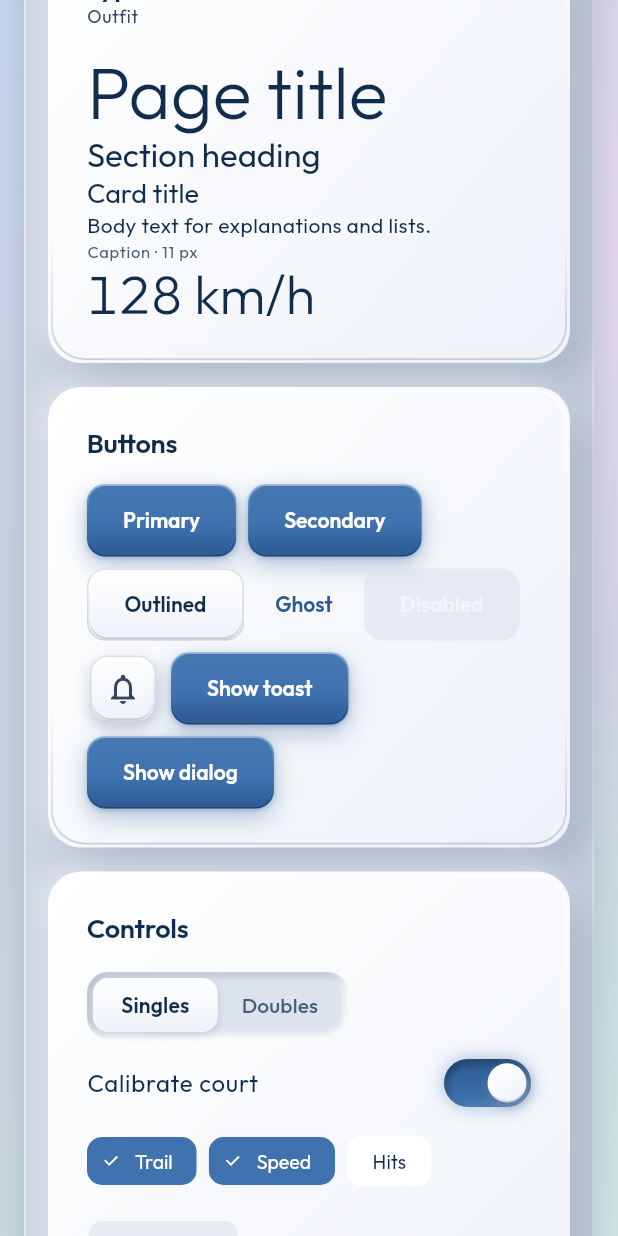
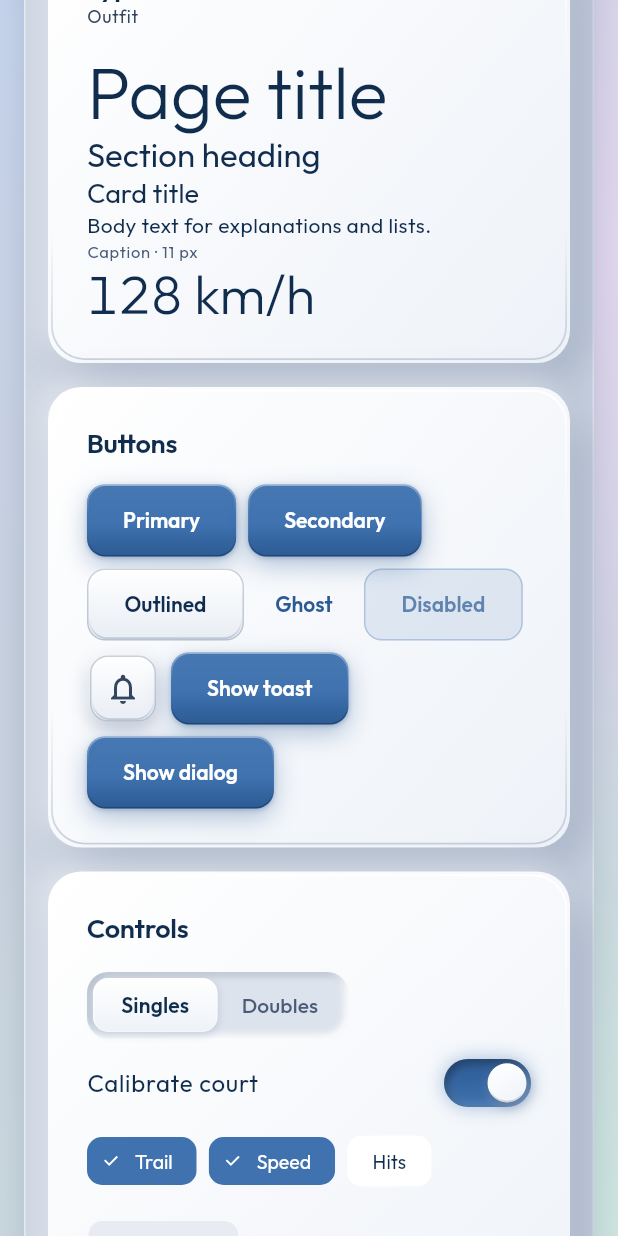
Before and after one commit to Mist10148/ShuttleSense, a Flutter app: the StyleguideScreen screen opened by its route, scrolled down 1152 dp, on a phone screen of 412 x 824 dp. Run offline on Flutter 3.47's test engine with Material 3 defaults, Android fonts, the phone set to English and light mode, and no system bars; our stand-ins replace camera, dio, file_picker, fl_chart, flutter_local_notifications, flutter_riverpod and 4 more; missing offline and left inert: media_kit, media_kit_video; accounts and stored records are empty.

Commit message:
fix(ui): clearer disabled and secondary buttons, readable two-line segments

```diff
--- a/app/lib/core/theme/app_theme.dart
+++ b/app/lib/core/theme/app_theme.dart
@@ -179,7 +179,8 @@ abstract final class AppTheme {
       TextStyle(fontFamily: fontFamily, fontSize: 14, fontWeight: FontWeight.w600),
     );
     const size = WidgetStatePropertyAll(Size(64, kMinTouchTarget));
-    Color disabledInk(Color c) => c.withValues(alpha: 0.45);
+    // Muted but still readable on the sunk disabled face.
+    Color disabledInk(Color c) => c.withValues(alpha: 0.55);
     WidgetStateProperty<Color> ink(Color c) => WidgetStateProperty.resolveWith(
       (s) => s.contains(WidgetState.disabled) ? disabledInk(c) : c,
     );
@@ -226,9 +227,25 @@ abstract final class AppTheme {
         ),
       ),
       filledButtonTheme: FilledButtonThemeData(
-        style: tactileButtonStyle(
-          TactileButtonKind.primary,
-        ).copyWith(minimumSize: size, textStyle: label, foregroundColor: ink(t.onPrimary)),
+        style: tactileButtonStyle(TactileButtonKind.primary).copyWith(
+          minimumSize: size,
+          textStyle: label,
+          // Disabled: the label in the button's own blue, readable on its pale tint.
+          foregroundColor: WidgetStateProperty.resolveWith(
+            (s) => s.contains(WidgetState.disabled)
+                ? (brightness == Brightness.dark
+                      ? Color.lerp(t.primary, Colors.white, 0.5)!.withValues(alpha: 0.85)
+                      : t.primaryDeep.withValues(alpha: 0.7))
+                : t.onPrimary,
+          ),
+          iconColor: WidgetStateProperty.resolveWith(
+            (s) => s.contains(WidgetState.disabled)
+                ? (brightness == Brightness.dark
+                      ? Color.lerp(t.primary, Colors.white, 0.5)!.withValues(alpha: 0.85)
+                      : t.primaryDeep.withValues(alpha: 0.7))
+                : t.onPrimary,
+          ),
+        ),
       ),
       outlinedButtonTheme: OutlinedButtonThemeData(
         style: tactileButtonStyle(
--- a/app/lib/shared/widgets/tactile.dart
+++ b/app/lib/shared/widgets/tactile.dart
@@ -115,12 +115,23 @@ class TactileButtonSurface extends StatelessWidget {
     final focused = states.contains(WidgetState.focused);
     final shape = BorderRadius.circular(radius);
 
+    final dark = Theme.of(context).brightness == Brightness.dark;
     BoxDecoration decoration;
     if (disabled) {
-      decoration = BoxDecoration(
-        color: kind == TactileButtonKind.ghost ? null : t.recess.withValues(alpha: 0.6),
-        borderRadius: shape,
-      );
+      decoration = switch (kind) {
+        // Still recognisably the main action, just not ready: a soft blue tint and edge.
+        TactileButtonKind.primary => BoxDecoration(
+          color: t.primary.withValues(alpha: dark ? 0.20 : 0.13),
+          borderRadius: shape,
+          border: Border.all(color: t.primary.withValues(alpha: dark ? 0.40 : 0.30)),
+        ),
+        // Sunk into the surface (an inner shadow is painted below), so it reads as "not now".
+        TactileButtonKind.secondary => BoxDecoration(
+          color: t.recess.withValues(alpha: dark ? 0.9 : 0.75),
+          borderRadius: shape,
+        ),
+        TactileButtonKind.ghost => BoxDecoration(borderRadius: shape),
+      };
     } else {
       switch (kind) {
         case TactileButtonKind.primary:
@@ -165,24 +176,31 @@ class TactileButtonSurface extends StatelessWidget {
         case TactileButtonKind.secondary:
           // A light key that stands clear of the card: a top-lit face, a fine edge and a
           // short drop shadow, so it does not melt into the surface behind it.
-          final dark = Theme.of(context).brightness == Brightness.dark;
+          // A clearer edge and a face a touch cooler than the card, so the key never
+          // melts into a white card.
           final edge = t.flat
               ? t.rim
               : (dark
-                    ? Colors.white.withValues(alpha: 0.08)
-                    : const Color(0xFF112D4E).withValues(alpha: 0.14));
+                    ? Colors.white.withValues(alpha: 0.12)
+                    : const Color(0xFF112D4E).withValues(alpha: 0.22));
           decoration = BoxDecoration(
-            gradient: pressed ? null : raisedGradient(t),
+            gradient: pressed
+                ? null
+                : LinearGradient(
+                    begin: Alignment.topCenter,
+                    end: Alignment.bottomCenter,
+                    colors: [t.raisedTop, Color.lerp(t.raisedBottom, t.recess, 0.35)!],
+                  ),
             color: pressed ? t.recess : null,
             borderRadius: shape,
-            border: Border.all(color: hovered ? t.primary.withValues(alpha: 0.45) : edge),
+            border: Border.all(color: hovered ? t.primary.withValues(alpha: 0.5) : edge),
             boxShadow: pressed
                 ? null
                 : [
                     BoxShadow(
                       color: t.shade,
-                      blurRadius: hovered ? 14 : 8,
-                      offset: Offset(0, hovered ? 6 : 3),
+                      blurRadius: hovered ? 14 : 10,
+                      offset: Offset(0, hovered ? 6 : 4),
                     ),
                     BoxShadow(
                       color: t.highlight.withValues(alpha: t.highlight.a * 0.8),
@@ -217,8 +235,10 @@ class TactileButtonSurface extends StatelessWidget {
         child: child,
       ),
     );
-    // A pressed secondary button sinks: an inner shadow along its top-left edge.
-    if (pressed && kind != TactileButtonKind.primary && !disabled) {
+    // A pressed secondary button sinks: an inner shadow along its top-left edge. A disabled
+    // one stays sunk.
+    if ((pressed && kind != TactileButtonKind.primary && !disabled) ||
+        (disabled && kind == TactileButtonKind.secondary)) {
       surface = CustomPaint(
         foregroundPainter: InsetPainter(
           radius: radius,
@@ -1166,6 +1186,7 @@ class DepthSegmented<T> extends StatelessWidget {
     this.onSelectionChanged,
     this.emptySelectionAllowed = false,
     this.compact = false,
+    this.wrapLabels = false,
   });
 
   final List<ButtonSegment<T>> segments;
@@ -1175,6 +1196,10 @@ class DepthSegmented<T> extends StatelessWidget {
 
   /// Smaller text and padding for tight rows.
   final bool compact;
+
+  /// Labels may take two centred lines (a taller tray) instead of being cut short: for a
+  /// narrow space where the text must stay full size.
+  final bool wrapLabels;
 
   @override
   Widget build(BuildContext context) {
@@ -1205,7 +1230,7 @@ class DepthSegmented<T> extends StatelessWidget {
     );
     return IntrinsicWidth(
       child: SizedBox(
-        height: kMinTouchTarget,
+        height: wrapLabels ? 64 : kMinTouchTarget,
         child: Stack(
           children: [
             Positioned.fill(
@@ -1244,6 +1269,7 @@ class DepthSegmented<T> extends StatelessWidget {
                         segment: s,
                         chosen: i == index,
                         compact: compact,
+                        wrap: wrapLabels,
                         onTap: onSelectionChanged == null || !s.enabled
                             ? null
                             : () {
@@ -1277,11 +1303,13 @@ class _DepthSegment<T> extends StatelessWidget {
     required this.compact,
     required this.onTap,
     required this.style,
+    this.wrap = false,
   });
 
   final ButtonSegment<T> segment;
   final bool chosen;
   final bool compact;
+  final bool wrap;
   final VoidCallback? onTap;
   final TextStyle? style;
 
@@ -1303,9 +1331,10 @@ class _DepthSegment<T> extends StatelessWidget {
           Flexible(
             child: DefaultTextStyle.merge(
               style: style,
-              maxLines: 1,
+              maxLines: wrap ? 2 : 1,
               overflow: TextOverflow.ellipsis,
-              softWrap: false,
+              softWrap: wrap,
+              textAlign: TextAlign.center,
               child: segment.label!,
             ),
           ),
```
